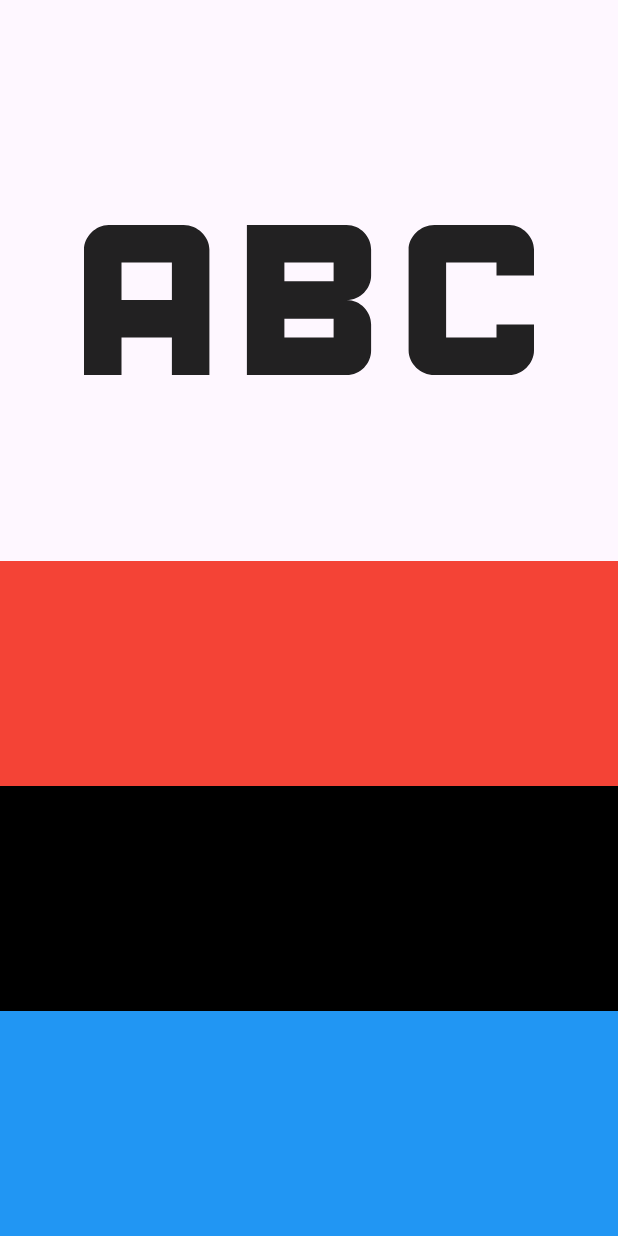
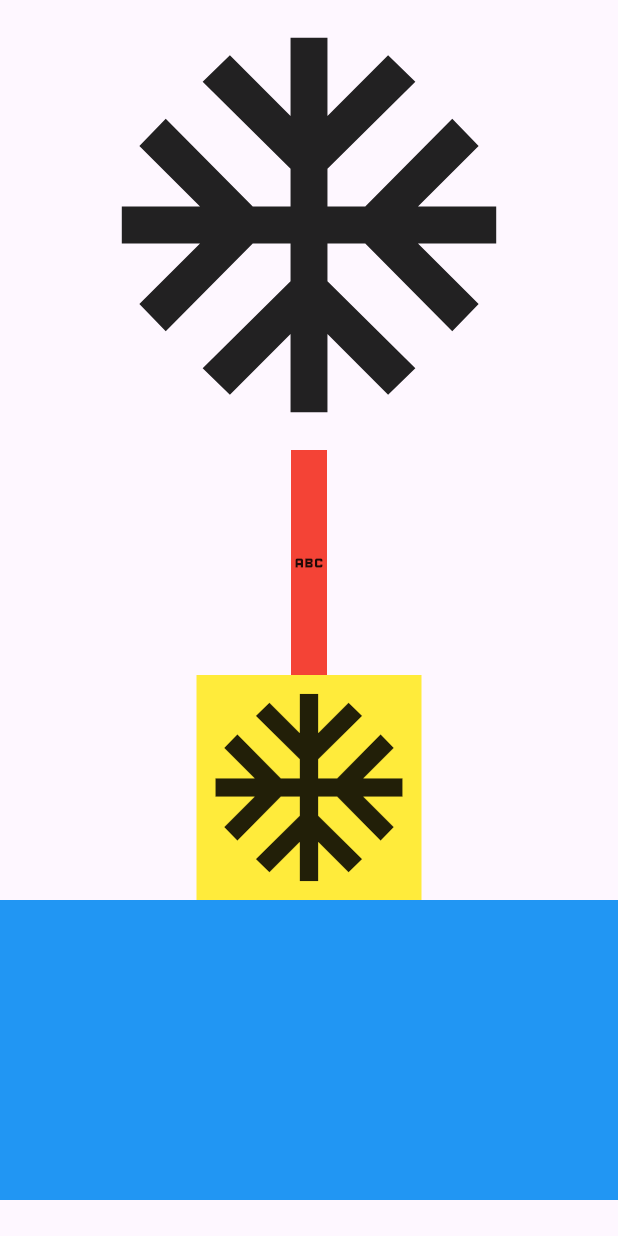
Before and after one commit to George-Samir88/responsive_UI, a Flutter app: the screen it shows after launch, on a phone screen of 412 x 824 dp. Run offline on Flutter 3.47's test engine with Material 3 defaults, Android fonts, the phone set to English and light mode, and no system bars.

Commit message:
use of fitted box widget

```diff
--- a/lib/main.dart
+++ b/lib/main.dart
@@ -14,7 +14,7 @@ class MediaQueryTest extends StatelessWidget {
     // var height = MediaQuery.of(context).size.height;
     return MaterialApp(
       home: Scaffold(
-          /*
+        /*
         //use LayoutBuilder to query which platform is being used
         body: LayoutBuilder(builder: (context, constraints) {
           if (constraints.maxWidth <= 500) {
@@ -27,15 +27,33 @@ class MediaQueryTest extends StatelessWidget {
         body: Column(
           children: [
             //with using expanded you let component to take all the available space
-            //with using flexible you let component flexible, like this icon have height 400
+            //with using flexible you let component flexible, like this icon have height 300
             //the icon try to fit itself in 400px but if there is not enough space it would get smaller
-            const Flexible(child: Icon(Icons.abc , size :400)),
-            Container(height: 150, color: Colors.red,),
-            Container(height: 150, color: Colors.black,),
-            Container(height: 150, color: Colors.blue,),
+            const Flexible(
+                //with using fittedBox component fit in its allowed space which its parent (flexible) gives it
+                child: FittedBox(child: Icon(Icons.ac_unit, size: 300))),
+            Container(
+              height: 150,
+              color: Colors.red,
+              child: const FittedBox(
+                //icon can't exceed the default size with boxFit.scaleDown
+                fit: BoxFit.scaleDown,
+                child: Icon(Icons.abc),
+              ),
+            ),
+            Container(
+              height: 150,
+              color: Colors.yellow,
+              //with the use of fittedBox you also can make component get biggest not only get smaller
+              child: const FittedBox(child: Icon(Icons.ac_unit)),
+            ),
+            Container(
+              height: 200,
+              color: Colors.blue,
+            ),
           ],
         ),
-          ),
+      ),
     );
   }
 }
```
